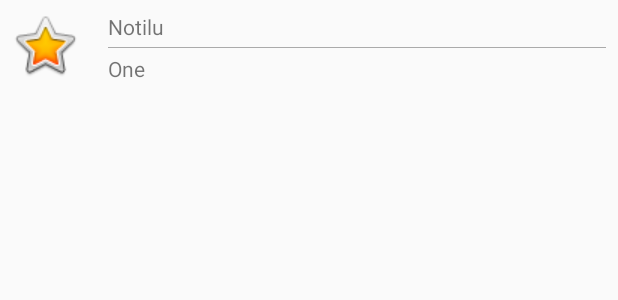
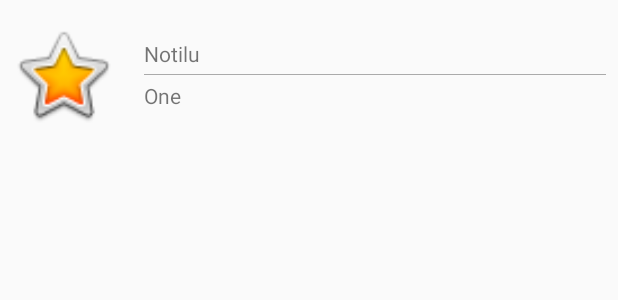
Before and after one commit to indraAsLesmana/Miwok_lesson, an Android app: the layout list_item.xml on its own in the app's theme, with its tools: preview values and no code run, on a phone screen of 412 x 824 dp. Shown: the top 300 px of the screen. Run offline under Robolectric (Android 15) with nearby library versions, the light colour scheme and no system bars.

Commit message:
edit size item list

```diff
--- a/app/src/main/res/layout/list_item.xml
+++ b/app/src/main/res/layout/list_item.xml
@@ -7,17 +7,17 @@
 
     <ImageView
         android:id="@+id/image_list"
-        android:layout_width="@dimen/image_dimen"
-        android:layout_height="@dimen/image_dimen"
-        android:layout_marginRight="@dimen/margin_image_tolist"
+        style="@style/image_style"
         android:src="@android:drawable/btn_star_big_on"
         />
 
     <LinearLayout
         android:layout_width="match_parent"
-        android:layout_height="wrap_content"
+        android:layout_height="@dimen/list_hight"
         android:orientation="vertical"
-        android:id="@+id/background_list">
+        android:id="@+id/background_list"
+        android:gravity="center|left"
+        >
 
         <TextView
             android:id="@+id/miwok_library"
--- a/app/src/main/res/values/dimens.xml
+++ b/app/src/main/res/values/dimens.xml
@@ -21,6 +21,7 @@
     <dimen name="list_item_padding">16dp</dimen>
     <dimen name="item_padding">2dp</dimen>
     <dimen name="list_item_pad">6dp</dimen>
-    <dimen name="image_dimen">48dp</dimen>
+    <dimen name="image_dimen">88dp</dimen>
     <dimen name="margin_image_tolist">16dp</dimen>
+    <dimen name="list_hight">88dp</dimen>
 </resources>
--- a/app/src/main/res/values/styles.xml
+++ b/app/src/main/res/values/styles.xml
@@ -30,4 +30,11 @@
         <item name="android:textStyle">bold</item>
         <item name="android:textAppearance">?android:textAppearanceMedium</item>
     </style>
+
+    <style name="image_style">
+        <item name="android:layout_width">@dimen/image_dimen</item>
+        <item name="android:layout_height">@dimen/image_dimen</item>
+        <item name="android:paddingRight">@dimen/margin_image_tolist</item>
+    </style>
+
 </resources>
```
